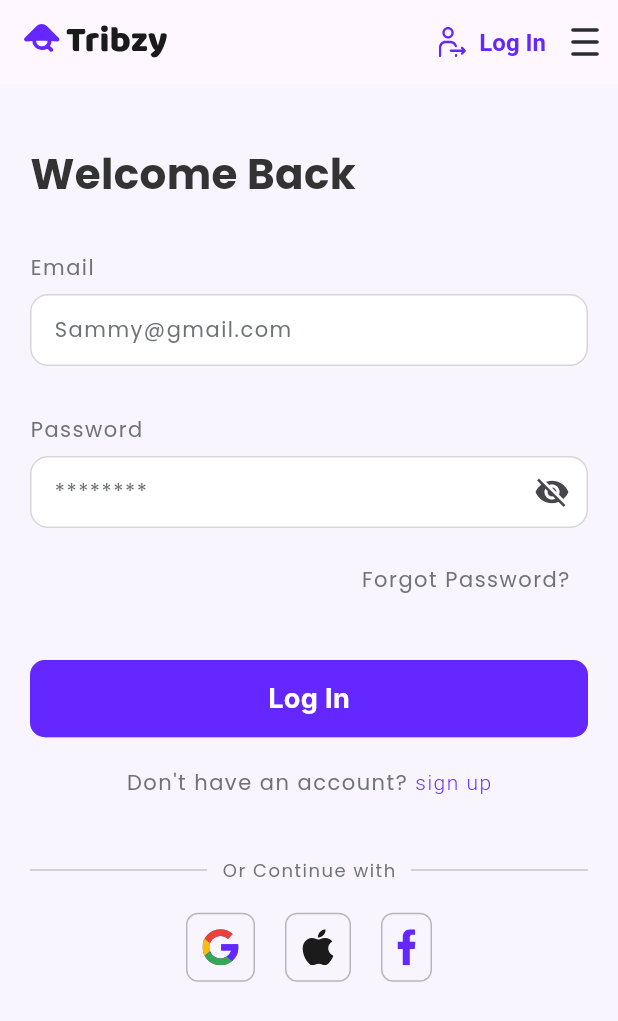
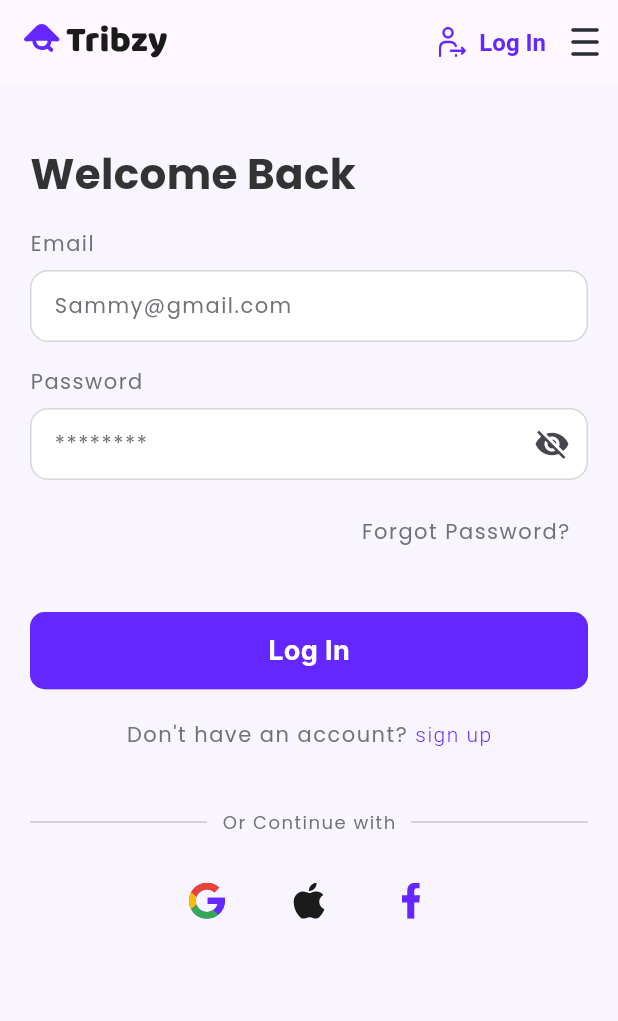
Before and after one commit to shubhangi-mishra-ermin/tribzy, a Flutter app: the LoginPage screen opened directly, on a phone screen of 412 x 824 dp. Shown: the top 1021 px of the screen. Run offline on Flutter 3.47's test engine with Material 3 defaults, Android fonts, the phone set to English and light mode, and no system bars; our stand-ins replace carousel_slider, firebase_auth, firebase_core, flutter_svg, get, google_sign_in and 2 more; missing offline and left inert: firebase_app_check, flutter_facebook_auth; accounts and stored records are empty; Roboto replaces fonts that are missing (Inter).

Commit message:
Firebase login/signup setup

```diff
--- /dev/null
+++ b/lib/Widget/appbar.dart
@@ -0,0 +1,94 @@
+import 'package:firebase_auth/firebase_auth.dart';
+import 'package:flutter/material.dart';
+import 'package:flutter_svg/flutter_svg.dart';
+import 'package:tribzyco/authenctication/loginpage.dart';
+import 'package:tribzyco/globalvariables.dart';
+import 'package:tribzyco/utilities/colors.dart';
+import 'package:tribzyco/utilities/constants.dart';
+
+class CustomAppBar extends StatefulWidget implements PreferredSizeWidget {
+  @override
+  Size get preferredSize => Size.fromHeight(kToolbarHeight);
+
+  @override
+  _CustomAppBarState createState() => _CustomAppBarState();
+}
+
+class _CustomAppBarState extends State<CustomAppBar> {
+  late String _currentUserCredential;
+
+  @override
+  void initState() {
+    super.initState();
+    _currentUserCredential = '';
+    _getCurrentUserCredential();
+  }
+
+  Future<void> _getCurrentUserCredential() async {
+    final user = FirebaseAuth.instance.currentUser;
+    setState(() {
+      _currentUserCredential = user != null ? user.uid : '';
+    });
+  }
+
+  @override
+  Widget build(BuildContext context) {
+    final _auth = FirebaseAuth.instance;
+
+    return AppBar(
+      title: Row(
+        mainAxisAlignment: MainAxisAlignment.spaceBetween,
+        children: [
+          SvgPicture.asset(
+            'images/appLogo.svg',
+          ),
+          Row(
+            mainAxisSize: MainAxisSize.min,
+            children: [
+              SvgPicture.asset('icons/login.svg'),
+              SizedBox(width: 8), // Adjust spacing
+              _currentUserCredential.isEmpty
+                  ? GestureDetector(
+                      onTap: () {
+                        nextPage(context, LoginPage());
+                      },
+                      child: Text(
+                        'Log In',
+                        style: TextStyle(
+                            fontSize: 16,
+                            color: primaryColor,
+                            fontWeight: FontWeight.bold),
+                      ),
+                    )
+                  : GestureDetector(
+                      onTap: () async {
+                        await _auth.signOut();
+                        setState(() {
+                          _currentUserCredential = '';
+                        });
+                        Navigator.of(context).pushAndRemoveUntil(
+                            MaterialPageRoute(
+                                builder: (context) => LoginPage()),
+                            (Route<dynamic> route) => false);
+                      },
+                      child: Text(
+                        'Log out',
+                        style: TextStyle(
+                            fontSize: 16,
+                            color: primaryColor,
+                            fontWeight: FontWeight.bold),
+                      ),
+                    ),
+            ],
+          ),
+        ],
+      ),
+      actions: [
+        Padding(
+          padding: const EdgeInsets.only(right: 12.0),
+          child: SvgPicture.asset('icons/menu.svg'),
+        ),
+      ],
+    );
+  }
+}
--- a/lib/Widget/progressHud.dart
+++ b/lib/Widget/progressHud.dart
@@ -27,7 +27,7 @@ class ProgressHUD extends StatelessWidget {
           ),
           Center(
             child: CircularProgressIndicator(
-              color: blackColor,
+              color: primaryColor,
             ),
             // // child:
             // // Card(
--- a/lib/authenctication/loginpage.dart
+++ b/lib/authenctication/loginpage.dart
@@ -1,60 +1,36 @@
 import 'package:flutter/material.dart';
 import 'package:flutter_svg/svg.dart';
+import 'package:get/get.dart';
 import 'package:tribzyco/Widget/custombutton.dart';
+import 'package:tribzyco/Widget/progressHud.dart';
 import 'package:tribzyco/Widget/textfield.dart';
-import 'package:tribzyco/authenctication/signup.dart';
-import 'package:tribzyco/globalvariables.dart';
-import 'package:tribzyco/screens/navigationpage.dart';
+import 'package:tribzyco/authenctication/authcontroller.dart';
+import 'package:tribzyco/authenctication/widget/socialmediabutton.dart';
+import 'package:tribzyco/main.dart';
 import 'package:tribzyco/utilities/colors.dart';
-import 'package:tribzyco/utilities/constants.dart';
 import 'package:tribzyco/utilities/textstyles.dart';
+import 'package:tribzyco/utilities/validatorts.dart';
 
-class LoginPage extends StatefulWidget {
-  const LoginPage({super.key});
+import '../Widget/appbar.dart';
 
-  @override
-  State<LoginPage> createState() => _LoginPageState();
-}
+class LoginPage extends StatelessWidget {
+  final TextEditingController _passwordController = TextEditingController();
+  final TextEditingController _emailController = TextEditingController();
+  final _formKey = GlobalKey<FormState>();
+  final AuthController _authController = Get.put(AuthController());
 
-class _LoginPageState extends State<LoginPage> {
-  bool obscure = false;
   @override
   Widget build(BuildContext context) {
     return Scaffold(
-      appBar: AppBar(
-        title: Row(
-          mainAxisAlignment: MainAxisAlignment.spaceBetween,
-          children: [
-            SvgPicture.asset(
-              'images/appLogo.svg',
-            ),
-            Row(
-              mainAxisSize: MainAxisSize.min,
-              children: [
-                SvgPicture.asset('icons/login.svg'),
-                1.pw,
-                Text(
-                  'Log In',
-                  style: TextStyle(
-                      fontSize: 16,
-                      color: primaryColor,
-                      fontWeight: FontWeight.bold),
-                ),
-              ],
-            )
-          ],
-        ),
-        actions: [
-          Padding(
-            padding: const EdgeInsets.only(right: 12.0),
-            child: SvgPicture.asset('icons/menu.svg'),
-          ),
-        ],
-      ),
-      backgroundColor: bgColor,
+     appBar: CustomAppBar(
+      ), backgroundColor: bgColor,
       body: SingleChildScrollView(
+        child: ProgressHUD(
+          isLoading: _authController.isLoading.value,
           child: Padding(
             padding: const EdgeInsets.symmetric(horizontal: 20.0),
+            child: Form(
+              key: _formKey,
               child: Column(
                 crossAxisAlignment: CrossAxisAlignment.start,
                 children: [
@@ -68,41 +44,36 @@ class _LoginPageState extends State<LoginPage> {
                       color: Color(0xff333333),
                     ),
                   ),
-              4.ph,
+                  SizedBox(height: 16),
                   Text(
                     'Email',
                     style: AppTextStyle.mediumgrey14,
                   ),
-              1.ph,
+                  SizedBox(height: 8),
                   TextFeildStyle(
                     hintText: 'Sammy@gmail.com',
-                fillColor: Color.fromARGB(255, 105, 110, 110),
+                    fillColor: Color(0xffFAFBFB),
+                    textAlignVertical: TextAlignVertical.center,
+                    controller: _emailController,
+                    keyboardType: TextInputType.emailAddress,
+                    onChanged: (value) {},
                   ),
-              4.ph,
+                  SizedBox(height: 16),
                   Text(
                     'Password',
                     style: AppTextStyle.mediumgrey14,
                   ),
-              1.ph,
+                  SizedBox(height: 8),
                   TextFeildStyle(
-                obscureText: obscure,
+                    obscureText: true,
+                    validation: FormValidators.validatePassword,
+                    textAlignVertical: TextAlignVertical.center,
+                    controller: _passwordController,
                     hintText: '********',
                     suffixIcon: IconButton(
-                  icon: Icon(obscure ? Icons.visibility : Icons.visibility_off),
-                  onPressed: () {
-                    setState(() {
-                      obscure = !obscure;
-                    });
-                  },
+                      icon: Icon(Icons.visibility_off),
+                      onPressed: () {},
                     ),
-                // decoration: InputDecoration(
-
-                //   border: OutlineInputBorder(
-                //     borderRadius: BorderRadius.circular(8),
-                //     borderSide: BorderSide(color: Colors.black26),
-                //   ),
-
-                // ),
                   ),
                   SizedBox(height: 10),
                   Align(
@@ -116,16 +87,24 @@ class _LoginPageState extends State<LoginPage> {
                     ),
                   ),
                   SizedBox(height: 30),
-              CustomButton(
+                  Obx(() {
+                    return CustomButton(
                       text: 'Log In',
-                  onPressed: () {
-                    nextPage(context, MainScreen());
+                      onPressed: _authController.isLoading.value
+                          ? () {}
+                          : () {
+                              if (_formKey.currentState!.validate()) {
+                                _authController.login(
+                                  _emailController.text.trim(),
+                                  _passwordController.text.trim(),
+                                );
+                              }
+                            },
+                    );
                   }),
                   SizedBox(height: 20),
                   GestureDetector(
-                onTap: () {
-                  nextPage(context, SignupPage());
-                },
+                    onTap: _authController.navigateToSignUp,
                     child: Center(
                       child: Text.rich(
                         TextSpan(
@@ -141,7 +120,7 @@ class _LoginPageState extends State<LoginPage> {
                       ),
                     ),
                   ),
-              5.ph,
+                  SizedBox(height: 40),
                   Row(
                     children: [
                       Expanded(child: Divider(thickness: 1)),
@@ -149,7 +128,8 @@ class _LoginPageState extends State<LoginPage> {
                         padding: const EdgeInsets.symmetric(horizontal: 10.0),
                         child: Text(
                           'Or Continue with',
-                      style: AppTextStyle.mediumgrey14.copyWith(fontSize: 12),
+                          style:
+                              AppTextStyle.mediumgrey14.copyWith(fontSize: 12),
                         ),
                       ),
                       Expanded(child: Divider(thickness: 1)),
@@ -159,35 +139,26 @@ class _LoginPageState extends State<LoginPage> {
                   Row(
                     mainAxisAlignment: MainAxisAlignment.center,
                     children: [
-                  SocialLoginButton(iconPath: 'icons/google_logo.svg'),
+                      SocialLoginButton(
+                        iconPath: 'icons/google_logo.svg',
+                        onPressed: _authController.signInWithGoogle,
+                      ),
                       SizedBox(width: 20),
-                  SocialLoginButton(iconPath: 'icons/app_logo.svg'),
+                      SocialLoginButton(
+                        iconPath: 'icons/app_logo.svg',
+                      ),
                       SizedBox(width: 20),
-                  SocialLoginButton(iconPath: 'icons/fb_logo.svg'),
+                      SocialLoginButton(iconPath: 'icons/fb_logo.svg',
+                        onPressed: _authController.signInWithFacebook,
+                      ),
                     ],
                   ),
                 ],
               ),
             ),
           ),
+        ),
+      ),
     );
   }
 }
-
-class SocialLoginButton extends StatelessWidget {
-  final String iconPath;
-
-  const SocialLoginButton({required this.iconPath});
-
-  @override
-  Widget build(BuildContext context) {
-    return Container(
-      padding: EdgeInsets.all(10),
-      decoration: BoxDecoration(
-        border: Border.all(color: Colors.black26),
-        borderRadius: BorderRadius.circular(8),
-      ),
-      child: SvgPicture.asset(iconPath, height: 24),
-    );
-  }
-}
--- a/lib/authenctication/widget/socialmediabutton.dart
+++ b/lib/authenctication/widget/socialmediabutton.dart
@@ -1,20 +1,22 @@
+
 import 'package:flutter/material.dart';
 import 'package:flutter_svg/svg.dart';
 
 class SocialLoginButton extends StatelessWidget {
   final String iconPath;
+  final VoidCallback? onPressed;
 
-  const SocialLoginButton({required this.iconPath});
+  const SocialLoginButton({
+    Key? key,
+    required this.iconPath,
+    this.onPressed,
+  }) : super(key: key);
 
   @override
   Widget build(BuildContext context) {
-    return Container(
-      padding: EdgeInsets.all(10),
-      decoration: BoxDecoration(
-        border: Border.all(color: Colors.black26),
-        borderRadius: BorderRadius.circular(8),
-      ),
-      child: SvgPicture.asset(iconPath, height: 24),
+    return IconButton(
+      icon: SvgPicture.asset(iconPath),
+      onPressed: onPressed,
     );
   }
 }
--- a/pubspec.yaml
+++ b/pubspec.yaml
@@ -64,6 +64,7 @@ dependencies:
   sign_in_with_apple: ^6.1.1
   intl: ^0.19.0
   geolocator: ^12.0.0
+  flutter_facebook_auth: ^6.0.4
 
 dev_dependencies:
   flutter_test:
```
Also changed, not shown: lib/Widget/splashScreen.dart (+6 -6 lines), lib/authenctication/authcontroller.dart (added, +85 -0 lines), lib/authenctication/signup.dart (+58 -61 lines), lib/main.dart (+12 -7 lines), lib/screens/community/community.dart (+3 -32 lines), lib/screens/community/communitydetails.dart (+37 -32 lines), lib/screens/event/event.dart (+3 -29 lines), lib/screens/home/homapage.dart (+4 -31 lines), lib/screens/profile/profile.dart (+6 -37 lines), pubspec.lock, 2 other files. Lines whose indentation alone changed are shown as unchanged.
